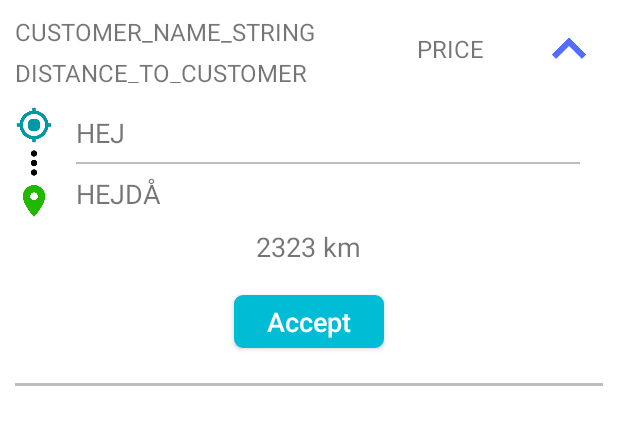
After one commit to acimovicAlek/bodaboda, an Android app: the layout driver_trip_item_expanded.xml on its own in the app's theme, with its tools: preview values and no code run, on a phone screen of 412 x 824 dp. The commit adds this screen. Shown: the top 425 px of the screen. Run offline under Robolectric (Android 15) with nearby library versions, the phone set to English and light mode, and no system bars.

Commit message:
More fixed on the design. Started working on the list of trips

```diff
--- a/BodaBodaApplication/app/src/main/java/com/bodaboda/bodaboda/activities/MainActivity.java
+++ b/BodaBodaApplication/app/src/main/java/com/bodaboda/bodaboda/activities/MainActivity.java
@@ -67,6 +67,10 @@ public class MainActivity extends AppCompatActivity {
         final EditText password = (EditText) findViewById(R.id.main_enter_password_editText);
         Button loginButton = (Button)findViewById(R.id.main_login_button);
         final TextView error = (TextView)findViewById(R.id.main_error_textView);
+
+        ///////TEST///////////
+        Intent loginIntent = new Intent(MainActivity.this, DriverMainActivity.class);
+        MainActivity.this.startActivity(loginIntent);
 
         loginButton.setOnClickListener(new View.OnClickListener() {
             @Override
--- /dev/null
+++ b/BodaBodaApplication/app/src/main/res/layout/driver_trip_item_expanded.xml
@@ -0,0 +1,144 @@
+<?xml version="1.0" encoding="utf-8"?>
+
+<LinearLayout xmlns:android="http://schemas.android.com/apk/res/android"
+    xmlns:app="http://schemas.android.com/apk/res-auto"
+    android:layout_width="match_parent"
+    android:layout_height="wrap_content"
+    android:orientation="vertical"
+    android:paddingTop="10dp"
+    android:paddingLeft="10dp"
+    android:paddingRight="10dp">
+
+    <LinearLayout
+        android:id="@+id/driver_top_ll"
+        android:layout_width="match_parent"
+        android:layout_height="match_parent"
+        android:orientation="horizontal">
+
+        <LinearLayout
+            android:layout_width="wrap_content"
+            android:layout_height="match_parent"
+            android:layout_weight="2"
+            android:orientation="vertical">
+
+            <TextView
+                android:id="@+id/trip_request_item"
+                android:layout_width="wrap_content"
+                android:layout_height="wrap_content"
+                android:layout_marginBottom="5dp"
+                android:text="CUSTOMER_NAME_STRING"
+                android:textSize="16sp" />
+
+            <TextView
+                android:layout_width="match_parent"
+                android:layout_height="wrap_content"
+                android:text="DISTANCE_TO_CUSTOMER"
+                android:textSize="16sp" />
+
+        </LinearLayout>
+
+        <TextView
+            android:layout_width="wrap_content"
+            android:layout_height="wrap_content"
+            android:layout_gravity="center"
+            android:layout_weight="1"
+            android:text="PRICE"
+            android:textSize="16sp" />
+
+        <ImageView
+            android:layout_width="45dp"
+            android:layout_height="45dp"
+            android:layout_weight="0"
+            android:background="@drawable/baseline_expand_less_accent_48" />
+
+    </LinearLayout>
+
+    <LinearLayout
+        android:layout_width="match_parent"
+        android:layout_height="wrap_content"
+        app:layout_constraintTop_toBottomOf="@+id/driver_top_ll"
+        android:layout_marginTop="15dp"
+        android:orientation="horizontal">
+        <LinearLayout
+            android:layout_width="wrap_content"
+            android:layout_height="wrap_content"
+            android:orientation="vertical">
+
+            <ImageView
+                android:layout_width="25dp"
+                android:layout_height="25dp"
+                android:background="@drawable/baseline_my_location_darkprimary_48"/>
+
+            <ImageView
+                android:layout_width="25dp"
+                android:layout_height="25dp"
+                android:background="@drawable/baseline_more_vert_white_blackborder_48dp"/>
+
+            <ImageView
+                android:layout_width="25dp"
+                android:layout_height="25dp"
+                android:background="@drawable/baseline_place_green_48"/>
+        </LinearLayout>
+
+        <LinearLayout
+            android:layout_width="match_parent"
+            android:layout_height="wrap_content"
+            android:orientation="vertical"
+            android:layout_gravity="center_vertical"
+            android:paddingLeft="15dp"
+            android:paddingRight="15dp">
+
+            <TextView
+                android:layout_width="wrap_content"
+                android:layout_height="wrap_content"
+                android:layout_marginBottom="7dp"
+                android:textSize="18sp"
+                android:text="HEJ"/>
+
+            <View
+                android:layout_width="match_parent"
+                android:layout_height="1dp"
+                android:background="@color/divider"/>
+
+            <TextView
+                android:layout_width="wrap_content"
+                android:layout_height="wrap_content"
+                android:layout_marginTop="7dp"
+                android:textSize="18sp"
+                android:text="HEJDÅ"/>
+
+        </LinearLayout>
+
+    </LinearLayout>
+
+    <TextView
+        android:layout_width="wrap_content"
+        android:layout_height="wrap_content"
+        android:layout_gravity="center_horizontal"
+        android:layout_marginTop="5dp"
+        android:text="2323 km"
+        android:textSize="18sp" />
+
+    <Button
+        android:id="@+id/driver_accept_button"
+        android:layout_width="100dp"
+        android:layout_height="35dp"
+        android:layout_marginLeft="20dp"
+        android:layout_marginTop="20dp"
+        android:layout_marginRight="20dp"
+        android:layout_marginBottom="20dp"
+        android:layout_gravity="center_horizontal"
+        android:background="@drawable/custom_button"
+        android:text="Accept"
+        android:textAllCaps="false"
+        android:textColor="@color/textOrIcons"
+        android:textSize="18sp"
+        app:layout_constraintTop_toBottomOf="@id/password_box_layout" />
+
+    <View
+        android:layout_width="match_parent"
+        android:layout_height="2dp"
+        android:layout_marginTop="3dp"
+        android:background="@color/divider"/>
+
+</LinearLayout>
```
Also changed, not shown: BodaBodaApplication/app/src/main/java/com/bodaboda/bodaboda/activities/DriverMainActivity.java (+1 -46 lines), BodaBodaApplication/app/src/main/java/com/bodaboda/bodaboda/classes/Trip.java (+48 -0 lines), BodaBodaApplication/app/src/main/java/com/bodaboda/bodaboda/utils/ListAdapter.java (added, +66 -0 lines), BodaBodaApplication/app/src/main/res/layout/activity_driver_main.xml (+33 -18 lines), BodaBodaApplication/app/src/main/res/layout/driver_trip_item.xml (added, +66 -0 lines), BodaBodaApplication/app/src/main/res/drawable/baseline_more_vert_white_blackborder_48dp.png (added).
